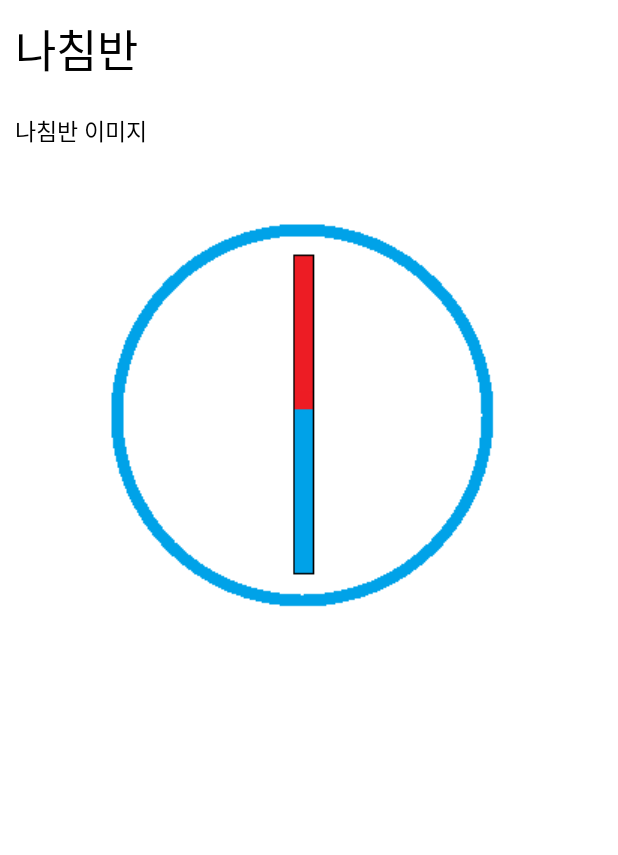
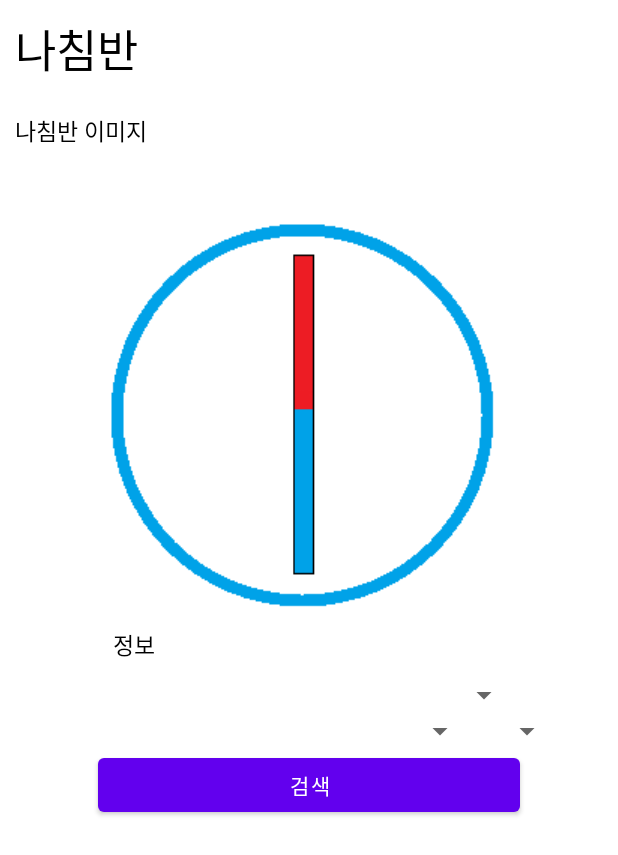
Before and after one commit to juhwan5/SWPBL_Team5, an Android app: the layout compass_frag.xml on its own in the app's theme, with its tools: preview values and no code run, on a phone screen of 412 x 824 dp. Shown: the top 855 px of the screen. Run offline under Robolectric (Android 15) with nearby library versions, the phone set to English and light mode, and no system bars.

Commit message:
1.2
- 나침반 탭에서 유성우(csv)정보 검색
 *일부 구현

```diff
--- a/PrecticeProject/app/src/main/res/layout/compass_frag.xml
+++ b/PrecticeProject/app/src/main/res/layout/compass_frag.xml
@@ -53,5 +53,68 @@
 
 
         </TableRow>
+        <TableRow
+            android:layout_width="match_parent"
+            android:layout_height="100dp"
+            android:gravity="center">
+
+            <TextView
+                android:layout_height="wrap_content"
+                android:layout_width="wrap_content"
+                android:text= "정보"
+                android:textSize="15dp"
+                android:textColor="@color/black"
+                android:layout_margin="10dp"
+                android:id="@+id/print_altaz"/>
+
+
+        </TableRow>
+
+        <TableRow
+            android:layout_width="match_parent"
+            android:layout_height="100dp"
+            android:gravity="center">
+
+            <Spinner
+                android:layout_width="wrap_content"
+                android:layout_height="wrap_content"
+                android:id="@+id/meteor"
+                android:layout_marginLeft="10dp"
+                android:prompt="@string/allprompt"/>
+
+        </TableRow>
+        <TableRow
+            android:layout_width="match_parent"
+            android:layout_height="100dp"
+            android:gravity="center">
+
+            <Spinner
+                android:layout_width="wrap_content"
+                android:layout_height="wrap_content"
+                android:id="@+id/city"
+                android:prompt="@string/allprompt"
+                android:layout_marginLeft="10dp"/>
+            <Spinner
+                android:layout_width="wrap_content"
+                android:layout_height="wrap_content"
+                android:id="@+id/time"
+                android:prompt="@string/allprompt"
+                android:layout_marginLeft="10dp"/>
+
+        </TableRow>
+
+        <TableRow
+            android:layout_width="match_parent"
+            android:layout_height="wrap_content"
+            android:gravity="center">
+
+            <Button
+                android:layout_height="wrap_content"
+                android:layout_width="wrap_content"
+                android:text="검색"
+                android:onClick="printAltAz"
+                android:id="@+id/print_altaz_btn"/>
+        </TableRow>
+
     </TableLayout>
 </LinearLayout>
```
Also changed, not shown: PrecticeProject/app/src/main/java/com/example/precticeproject/fragments/CompassFragment.java (+49 -0 lines), PrecticeProject/app/src/main/java/com/example/precticeproject/functions/FindAltAz.java (added, +108 -0 lines), PrecticeProject/app/src/main/java/com/example/precticeproject/functions/LoadRawCSV.java (added, +47 -0 lines), PrecticeProject/app/src/main/res/layout/activity_main.xml (+8 -9 lines), PrecticeProject/app/src/main/res/raw/geminids.csv (added, +26 -0 lines), PrecticeProject/app/src/main/res/raw/leonids.csv (added, +26 -0 lines), PrecticeProject/app/src/main/res/raw/lyrids.csv (added, +26 -0 lines), PrecticeProject/app/src/main/res/raw/perseids.csv (added, +26 -0 lines), PrecticeProject/app/src/main/res/raw/quadrantids.csv (added, +26 -0 lines), PrecticeProject/app/src/main/res/values/strings.xml (+27 -1 lines).
